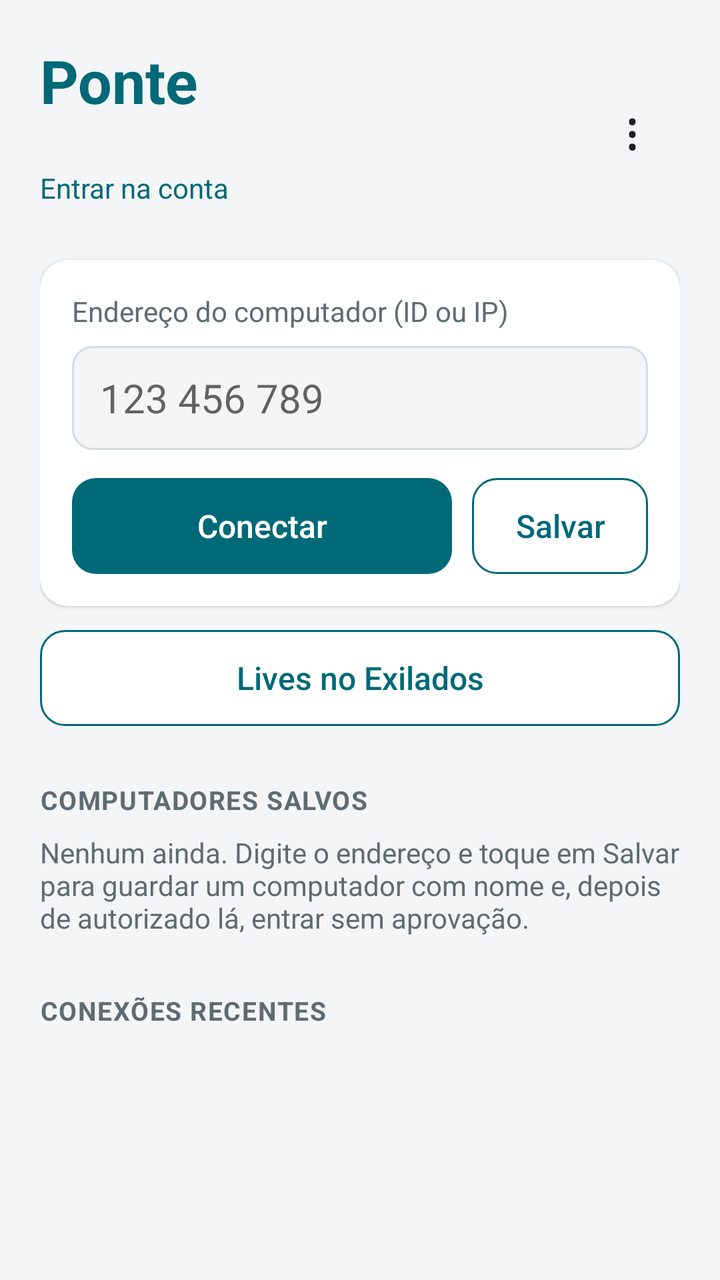
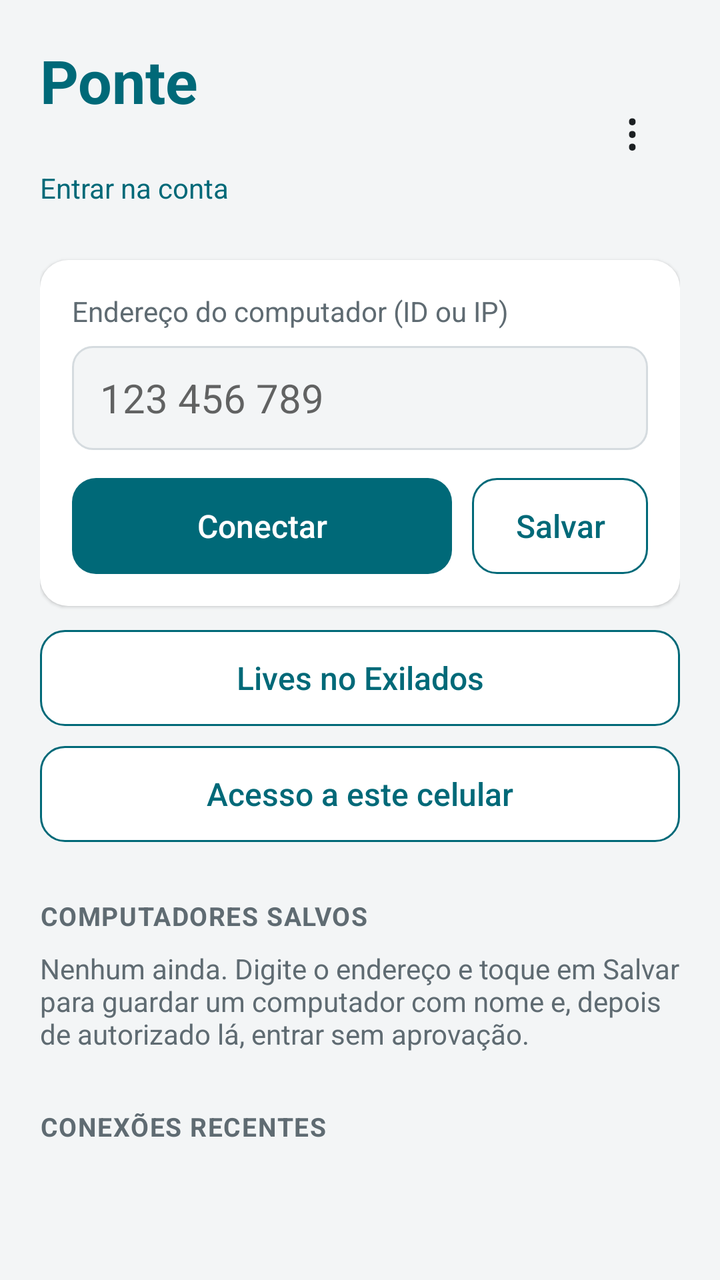

The first picture is an Android layout as it rendered before a commit; the second is the same layout after the commit. The layout source and the unified diff follow.
<!-- AndroidManifest.xml: application theme Tema -->
<!-- res/layout/activity_main.xml -->
<?xml version="1.0" encoding="utf-8"?>
<ScrollView xmlns:android="http://schemas.android.com/apk/res/android"
    android:layout_width="match_parent"
    android:layout_height="match_parent"
    android:fillViewport="true"
    android:fitsSystemWindows="true">

    <LinearLayout
        android:layout_width="match_parent"
        android:layout_height="wrap_content"
        android:orientation="vertical"
        android:padding="20dp">

        <LinearLayout
            android:layout_width="match_parent"
            android:layout_height="wrap_content"
            android:gravity="center_vertical"
            android:orientation="horizontal">

            <LinearLayout
                android:layout_width="0dp"
                android:layout_height="wrap_content"
                android:layout_weight="1"
                android:orientation="vertical">

                <TextView
                    android:layout_width="wrap_content"
                    android:layout_height="wrap_content"
                    android:text="Ponte"
                    android:textColor="@color/destaque"
                    android:textSize="30sp"
                    android:textStyle="bold" />

                <TextView
                    android:id="@+id/versao"
                    android:layout_width="wrap_content"
                    android:layout_height="wrap_content"
                    android:textColor="@color/texto_secundario"
                    android:textSize="13sp" />

                <TextView
                    android:id="@+id/conta"
                    android:layout_width="wrap_content"
                    android:layout_height="wrap_content"
                    android:background="?android:attr/selectableItemBackground"
                    android:minHeight="32dp"
                    android:gravity="center_vertical"
                    android:text="Entrar na conta"
                    android:textColor="@color/destaque"
                    android:textSize="14sp" />
            </LinearLayout>

            <TextView
                android:id="@+id/menu"
                android:layout_width="48dp"
                android:layout_height="48dp"
                android:background="?android:attr/selectableItemBackgroundBorderless"
                android:contentDescription="Menu"
                android:gravity="center"
                android:text="⋮"
                android:textColor="@color/texto"
                android:textSize="26sp" />
        </LinearLayout>

        <LinearLayout
            android:layout_width="match_parent"
            android:layout_height="wrap_content"
            android:layout_marginTop="20dp"
            android:background="@drawable/cartao"
            android:elevation="1dp"
            android:orientation="vertical"
            android:padding="16dp">

            <TextView
                android:layout_width="wrap_content"
                android:layout_height="wrap_content"
                android:text="Endereço do computador (ID ou IP)"
                android:textColor="@color/texto_secundario"
                android:textSize="14sp" />

            <EditText
                android:id="@+id/endereco"
                android:layout_width="match_parent"
                android:layout_height="52dp"
                android:layout_marginTop="8dp"
                android:background="@drawable/campo"
                android:hint="123 456 789"
                android:imeOptions="actionGo"
                android:importantForAutofill="no"
                android:inputType="textVisiblePassword|textNoSuggestions"
                android:paddingStart="14dp"
                android:paddingEnd="14dp"
                android:singleLine="true"
                android:textColor="@color/texto"
                android:textSize="20sp" />

            <LinearLayout
                android:layout_width="match_parent"
                android:layout_height="wrap_content"
                android:layout_marginTop="14dp"
                android:orientation="horizontal">

                <Button
                    android:id="@+id/conectar"
                    style="@style/BotaoPrincipal"
                    android:layout_width="0dp"
                    android:layout_height="wrap_content"
                    android:layout_weight="1"
                    android:text="Conectar" />

                <Button
                    android:id="@+id/salvar"
                    style="@style/BotaoSecundario"
                    android:layout_width="wrap_content"
                    android:layout_height="wrap_content"
                    android:layout_marginStart="10dp"
                    android:paddingStart="20dp"
                    android:paddingEnd="20dp"
                    android:text="Salvar" />
            </LinearLayout>
        </LinearLayout>

        
        <Button
            android:id="@+id/exilados"
            style="@style/BotaoSecundario"
            android:layout_width="match_parent"
            android:layout_height="wrap_content"
            android:layout_marginTop="12dp"
            android:paddingStart="16dp"
            android:paddingEnd="16dp"
            android:text="Lives no Exilados" />

        <TextView
            style="@style/TituloDeSecao"
            android:layout_width="wrap_content"
            android:layout_height="wrap_content"
            android:layout_marginTop="28dp"
            android:text="COMPUTADORES SALVOS" />

        <TextView
            android:id="@+id/salvosVazio"
            android:layout_width="match_parent"
            android:layout_height="wrap_content"
            android:layout_marginTop="8dp"
            android:text="Nenhum ainda. Digite o endereço e toque em Salvar para guardar um computador com nome e, depois de autorizado lá, entrar sem aprovação."
            android:textColor="@color/texto_secundario"
            android:textSize="14sp" />

        <LinearLayout
            android:id="@+id/salvos"
            android:layout_width="match_parent"
            android:layout_height="wrap_content"
            android:orientation="vertical" />

        <TextView
            android:id="@+id/recentesTitulo"
            style="@style/TituloDeSecao"
            android:layout_width="wrap_content"
            android:layout_height="wrap_content"
            android:layout_marginTop="28dp"
            android:text="CONEXÕES RECENTES" />

        <LinearLayout
            android:id="@+id/recentes"
            android:layout_width="match_parent"
            android:layout_height="wrap_content"
            android:orientation="vertical" />
    </LinearLayout>
</ScrollView>
<!-- resources referenced by this layout -->
<resources>
  <color name="destaque">#006978</color>
  <color name="texto">#1B1F22</color>
  <color name="texto_secundario">#5F6B72</color>
  <!-- drawable campo (drawable) -->
  <?xml version="1.0" encoding="utf-8"?>
  <shape xmlns:android="http://schemas.android.com/apk/res/android" android:shape="rectangle">
      <solid android:color="@color/fundo" />
      <stroke android:width="1dp" android:color="@color/contorno" />
      <corners android:radius="10dp" />
  </shape>
  <!-- drawable cartao (drawable) -->
  <?xml version="1.0" encoding="utf-8"?>
  <shape xmlns:android="http://schemas.android.com/apk/res/android" android:shape="rectangle">
      <solid android:color="@color/cartao" />
      <corners android:radius="14dp" />
  </shape>
  <style name="BotaoPrincipal">
          <item name="android:background">@drawable/botao_principal</item>
          <item name="android:textColor">@color/texto_botao</item>
          <item name="android:textSize">16sp</item>
          <item name="android:textAllCaps">false</item>
          <item name="android:minHeight">48dp</item>
          <item name="android:stateListAnimator">@null</item>
      </style>
  <style name="BotaoSecundario">
          <item name="android:background">@drawable/botao_secundario</item>
          <item name="android:textColor">@color/destaque</item>
          <item name="android:textSize">16sp</item>
          <item name="android:textAllCaps">false</item>
          <item name="android:minHeight">48dp</item>
          <item name="android:stateListAnimator">@null</item>
      </style>
  <style name="TituloDeSecao">
          <item name="android:textColor">@color/texto_secundario</item>
          <item name="android:textSize">13sp</item>
          <item name="android:textStyle">bold</item>
          <item name="android:letterSpacing">0.04</item>
      </style>
  <style name="Tema" parent="android:Theme.Material.Light.NoActionBar">
          <item name="android:colorAccent">@color/destaque</item>
          <item name="android:colorPrimary">@color/destaque</item>
          <item name="android:windowBackground">@color/fundo</item>
          <item name="android:statusBarColor">@color/fundo</item>
          <item name="android:navigationBarColor">@color/fundo</item>
          <item name="android:windowLightStatusBar">true</item>
          <item name="android:textColorPrimary">@color/texto</item>
          <item name="android:textColorSecondary">@color/texto_secundario</item>
      </style>
  <color name="fundo">#F3F5F6</color>
  <color name="contorno">#D5DBDF</color>
  <color name="cartao">#FFFFFF</color>
  <!-- drawable botao_principal (drawable) -->
  <?xml version="1.0" encoding="utf-8"?>
  <ripple xmlns:android="http://schemas.android.com/apk/res/android" android:color="#40FFFFFF">
      <item>
          <shape android:shape="rectangle">
              <solid android:color="@color/botao" />
              <corners android:radius="12dp" />
          </shape>
      </item>
  </ripple>
  <color name="texto_botao">#FFFFFF</color>
  <!-- drawable botao_secundario (drawable) -->
  <?xml version="1.0" encoding="utf-8"?>
  <ripple xmlns:android="http://schemas.android.com/apk/res/android" android:color="@color/toque">
      <item>
          <shape android:shape="rectangle">
              <solid android:color="@color/cartao" />
              <stroke android:width="1dp" android:color="@color/destaque" />
              <corners android:radius="12dp" />
          </shape>
      </item>
  </ripple>
  <color name="botao">#006978</color>
  <color name="toque">#22006978</color>
</resources>

<!-- the commit's change to res/layout/activity_main.xml (unified diff, before → after) -->
@@ -131,6 +131,17 @@
             android:paddingEnd="16dp"
             android:text="Lives no Exilados" />
 
+        
+        <Button
+            android:id="@+id/acesso"
+            style="@style/BotaoSecundario"
+            android:layout_width="match_parent"
+            android:layout_height="wrap_content"
+            android:layout_marginTop="10dp"
+            android:paddingStart="16dp"
+            android:paddingEnd="16dp"
+            android:text="Acesso a este celular" />
+
         <TextView
             style="@style/TituloDeSecao"
             android:layout_width="wrap_content"
